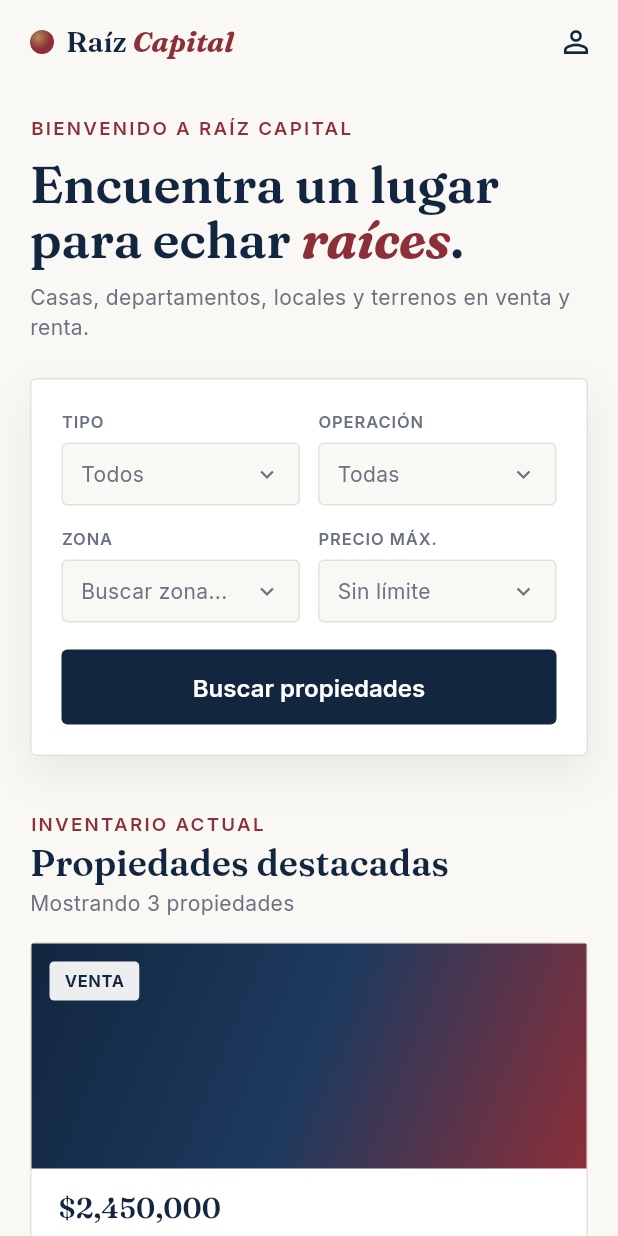
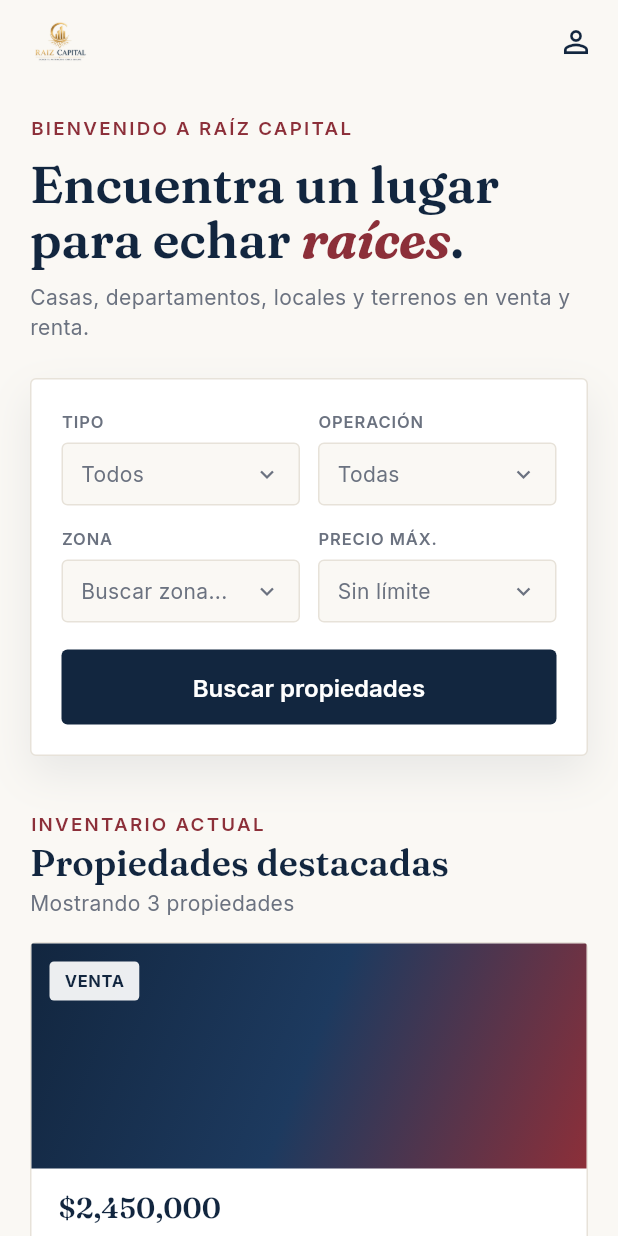
Before and after one commit to salomepino-code/raiz-capital, a Flutter app: the screen it shows after launch, on a phone screen of 412 x 824 dp. Run offline on Flutter 3.47's test engine with Material 3 defaults, Android fonts, the phone set to English and light mode, and no system bars; our stand-ins replace google_fonts.

Commit message:
añadir assets

```diff
--- a/raiz-capital/Fronted Mobile/lib/pantalla_catalogo.dart
+++ b/raiz-capital/Fronted Mobile/lib/pantalla_catalogo.dart
@@ -38,7 +38,7 @@ class PantallaCatalogo extends StatelessWidget {
       body: ListView(
         padding: const EdgeInsets.symmetric(horizontal: 20, vertical: 20),
         children: [
-          // ===== HERO (equivalente a .hero de la web) =====
+          // ===== HERO =====
           Text('BIENVENIDO A RAÍZ CAPITAL', style: temaDeTexto.labelSmall),
           const SizedBox(height: 10),
           RichText(
@@ -64,12 +64,12 @@ class PantallaCatalogo extends StatelessWidget {
           ),
           const SizedBox(height: 24),
 
-          // ===== BUSCADOR / FILTROS (equivalente a .search-card) =====
+          // ===== BUSCADOR / FILTROS =====
           const _TarjetaBusqueda(),
 
           const SizedBox(height: 36),
 
-          // ===== LISTADO (equivalente a .listings) =====
+          // ===== LISTADO =====
           Text('INVENTARIO ACTUAL', style: temaDeTexto.labelSmall),
           const SizedBox(height: 4),
           Text('Propiedades destacadas', style: temaDeTexto.headlineSmall),
@@ -116,8 +116,7 @@ class PantallaCatalogo extends StatelessWidget {
   }
 }
 
-/// Wordmark "Raíz Capital", igual que .logo de la web (navy + "Capital" en
-/// vino/itálica).
+/// Logo empresa
 class _Logo extends StatelessWidget {
   const _Logo({required this.temaDeTexto});
 
@@ -125,28 +124,10 @@ class _Logo extends StatelessWidget {
 
   @override
   Widget build(BuildContext context) {
-    final estiloBase = temaDeTexto.headlineSmall?.copyWith(fontSize: 19);
-    return Row(
-      mainAxisSize: MainAxisSize.min,
-      children: [
-        Container(
-          width: 16,
-          height: 16,
-          margin: const EdgeInsets.only(right: 8),
-          decoration: const BoxDecoration(
-            shape: BoxShape.circle,
-            gradient: RadialGradient(
-              center: Alignment(-0.3, -0.4),
-              colors: [ColoresApp.dorado, ColoresApp.vino],
-            ),
-          ),
-        ),
-        Text('Raíz ', style: estiloBase),
-        Text(
-          'Capital',
-          style: estiloBase?.copyWith(color: ColoresApp.vino, fontStyle: FontStyle.italic),
-        ),
-      ],
+    return Image.asset(
+      'assets/logoSinFondo.JPG',
+      height: 40,
+      fit: BoxFit.contain,
     );
   }
 }
--- a/raiz-capital/Fronted Mobile/pubspec.yaml
+++ b/raiz-capital/Fronted Mobile/pubspec.yaml
@@ -61,7 +61,8 @@ flutter:
   # To add assets to your application, add an assets section, like this:
   # assets:
   #   - images/a_dot_burr.jpeg
-  #   - images/a_dot_ham.jpeg
+  assets:
+      - assets/
 
   # An image asset can refer to one or more resolution-specific "variants", see
   # https://flutter.dev/to/resolution-aware-images
```
Also changed, not shown: raiz-capital/Fronted Mobile/assets/equipo.jpg (added), raiz-capital/Fronted Mobile/assets/logoSinFondo.JPG (added).
